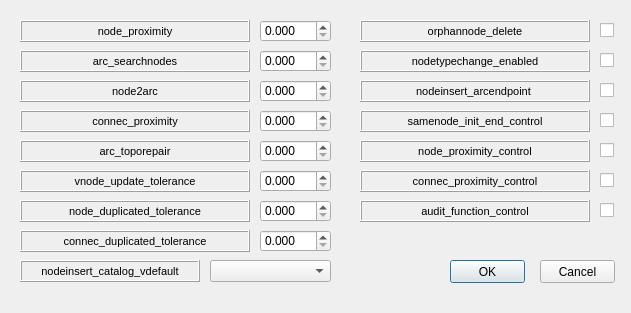
Qt form ui/config.ui (Giswater/giswater_qgis_plugin) before a commit.
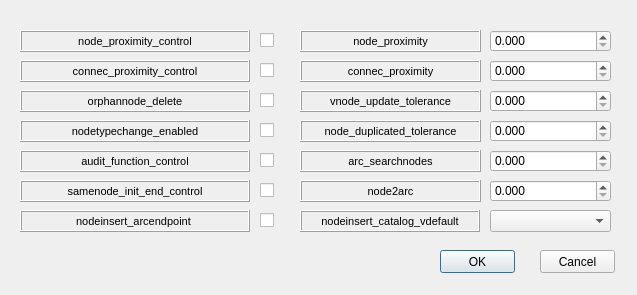
The same form after that commit.

Diff of the .ui file:
```diff
--- a/ui/config.ui
+++ b/ui/config.ui
@@ -6,8 +6,8 @@
    <rect>
     <x>0</x>
     <y>0</y>
-    <width>631</width>
-    <height>313</height>
+    <width>637</width>
+    <height>295</height>
    </rect>
   </property>
   <property name="windowTitle">
@@ -16,9 +16,9 @@
   <widget class="QDoubleSpinBox" name="node_proximity">
    <property name="geometry">
     <rect>
-     <x>260</x>
-     <y>20</y>
-     <width>71</width>
+     <x>490</x>
+     <y>30</y>
+     <width>121</width>
      <height>22</height>
     </rect>
    </property>
@@ -32,8 +32,8 @@
   <widget class="QPushButton" name="btn_accept">
    <property name="geometry">
     <rect>
-     <x>450</x>
-     <y>260</y>
+     <x>440</x>
+     <y>250</y>
      <width>75</width>
      <height>23</height>
     </rect>
@@ -46,7 +46,7 @@
    <property name="geometry">
     <rect>
      <x>540</x>
-     <y>260</y>
+     <y>250</y>
      <width>75</width>
      <height>23</height>
     </rect>
@@ -58,9 +58,9 @@
   <widget class="QLabel" name="label_node_proximity">
    <property name="geometry">
     <rect>
-     <x>20</x>
-     <y>20</y>
-     <width>230</width>
+     <x>300</x>
+     <y>30</y>
+     <width>181</width>
      <height>22</height>
     </rect>
    </property>
@@ -88,9 +88,9 @@
   <widget class="QLabel" name="label_arc_searchnodes">
    <property name="geometry">
     <rect>
-     <x>20</x>
-     <y>50</y>
-     <width>230</width>
+     <x>300</x>
+     <y>150</y>
+     <width>181</width>
      <height>22</height>
     </rect>
    </property>
@@ -118,9 +118,9 @@
   <widget class="QLabel" name="label_node2arc">
    <property name="geometry">
     <rect>
-     <x>20</x>
-     <y>80</y>
-     <width>230</width>
+     <x>300</x>
+     <y>180</y>
+     <width>181</width>
      <height>22</height>
     </rect>
    </property>
@@ -148,9 +148,9 @@
   <widget class="QLabel" name="label_connec_proximity">
    <property name="geometry">
     <rect>
-     <x>20</x>
-     <y>110</y>
-     <width>230</width>
+     <x>300</x>
+     <y>60</y>
+     <width>181</width>
      <height>22</height>
     </rect>
    </property>
@@ -175,41 +175,11 @@
     <number>3</number>
    </property>
   </widget>
-  <widget class="QLabel" name="label_arc_toporepair">
-   <property name="geometry">
-    <rect>
-     <x>20</x>
-     <y>140</y>
-     <width>230</width>
-     <height>22</height>
-    </rect>
-   </property>
-   <property name="font">
-    <font>
-     <pointsize>8</pointsize>
-    </font>
-   </property>
-   <property name="frameShape">
-    <enum>QFrame::Box</enum>
-   </property>
-   <property name="frameShadow">
-    <enum>QFrame::Raised</enum>
-   </property>
-   <property name="text">
-    <string>arc_toporepair</string>
-   </property>
-   <property name="alignment">
-    <set>Qt::AlignCenter</set>
-   </property>
-   <property name="margin">
-    <number>3</number>
-   </property>
-  </widget>
   <widget class="QLabel" name="label_nodeinsert_arcendpoint">
    <property name="geometry">
     <rect>
-     <x>360</x>
-     <y>80</y>
+     <x>20</x>
+     <y>210</y>
      <width>230</width>
      <height>22</height>
     </rect>
@@ -238,8 +208,8 @@
   <widget class="QLabel" name="label_nodeinsert_catalog_vdefault">
    <property name="geometry">
     <rect>
-     <x>20</x>
-     <y>260</y>
+     <x>300</x>
+     <y>210</y>
      <width>180</width>
      <height>22</height>
     </rect>
@@ -268,8 +238,8 @@
   <widget class="QLabel" name="label_orphannode_delete">
    <property name="geometry">
     <rect>
-     <x>360</x>
-     <y>20</y>
+     <x>20</x>
+     <y>90</y>
      <width>230</width>
      <height>22</height>
     </rect>
@@ -298,9 +268,9 @@
   <widget class="QLabel" name="label_vnode_update_tolerance">
    <property name="geometry">
     <rect>
-     <x>20</x>
-     <y>170</y>
-     <width>230</width>
+     <x>300</x>
+     <y>90</y>
+     <width>181</width>
      <height>22</height>
     </rect>
    </property>
@@ -328,8 +298,8 @@
   <widget class="QLabel" name="label_nodetype_change_enabled">
    <property name="geometry">
     <rect>
-     <x>360</x>
-     <y>50</y>
+     <x>20</x>
+     <y>120</y>
      <width>230</width>
      <height>22</height>
     </rect>
@@ -358,9 +328,9 @@
   <widget class="QDoubleSpinBox" name="arc_searchnodes">
    <property name="geometry">
     <rect>
-     <x>260</x>
-     <y>50</y>
-     <width>71</width>
+     <x>490</x>
+     <y>150</y>
+     <width>121</width>
      <height>22</height>
     </rect>
    </property>
@@ -374,25 +344,9 @@
   <widget class="QDoubleSpinBox" name="node2arc">
    <property name="geometry">
     <rect>
-     <x>260</x>
-     <y>80</y>
-     <width>71</width>
-     <height>22</height>
-    </rect>
-   </property>
-   <property name="decimals">
-    <number>3</number>
-   </property>
-   <property name="singleStep">
-    <double>0.010000000000000</double>
-   </property>
-  </widget>
-  <widget class="QDoubleSpinBox" name="arc_toporepair">
-   <property name="geometry">
-    <rect>
-     <x>260</x>
-     <y>140</y>
-     <width>71</width>
+     <x>490</x>
+     <y>180</y>
+     <width>121</width>
      <height>22</height>
     </rect>
    </property>
@@ -406,9 +360,9 @@
   <widget class="QDoubleSpinBox" name="connec_proximity">
    <property name="geometry">
     <rect>
-     <x>260</x>
-     <y>110</y>
-     <width>71</width>
+     <x>490</x>
+     <y>60</y>
+     <width>121</width>
      <height>22</height>
     </rect>
    </property>
@@ -422,9 +376,9 @@
   <widget class="QDoubleSpinBox" name="vnode_update_tolerance">
    <property name="geometry">
     <rect>
-     <x>260</x>
-     <y>170</y>
-     <width>71</width>
+     <x>490</x>
+     <y>90</y>
+     <width>121</width>
      <height>22</height>
     </rect>
    </property>
@@ -438,8 +392,8 @@
   <widget class="QComboBox" name="nodeinsert_catalog_vdefault">
    <property name="geometry">
     <rect>
-     <x>210</x>
-     <y>260</y>
+     <x>490</x>
+     <y>210</y>
      <width>121</width>
      <height>22</height>
     </rect>
@@ -448,8 +402,8 @@
   <widget class="QCheckBox" name="orphannode">
    <property name="geometry">
     <rect>
-     <x>600</x>
-     <y>20</y>
+     <x>260</x>
+     <y>90</y>
      <width>20</width>
      <height>21</height>
     </rect>
@@ -461,8 +415,8 @@
   <widget class="QCheckBox" name="arcendpoint">
    <property name="geometry">
     <rect>
-     <x>600</x>
-     <y>80</y>
+     <x>260</x>
+     <y>210</y>
      <width>20</width>
      <height>21</height>
     </rect>
@@ -474,8 +428,8 @@
   <widget class="QCheckBox" name="nodetypechanged">
    <property name="geometry">
     <rect>
-     <x>600</x>
-     <y>50</y>
+     <x>260</x>
+     <y>120</y>
      <width>20</width>
      <height>21</height>
     </rect>
@@ -487,8 +441,8 @@
   <widget class="QCheckBox" name="samenode_init_end_control">
    <property name="geometry">
     <rect>
-     <x>600</x>
-     <y>110</y>
+     <x>260</x>
+     <y>180</y>
      <width>20</width>
      <height>21</height>
     </rect>
@@ -500,8 +454,8 @@
   <widget class="QLabel" name="label_samenode_init_end_control">
    <property name="geometry">
     <rect>
-     <x>360</x>
-     <y>110</y>
+     <x>20</x>
+     <y>180</y>
      <width>230</width>
      <height>22</height>
     </rect>
@@ -530,8 +484,8 @@
   <widget class="QLabel" name="label_connec_proximity_control">
    <property name="geometry">
     <rect>
-     <x>360</x>
-     <y>170</y>
+     <x>20</x>
+     <y>60</y>
      <width>230</width>
      <height>22</height>
     </rect>
@@ -560,8 +514,8 @@
   <widget class="QCheckBox" name="node_proximity_control">
    <property name="geometry">
     <rect>
-     <x>600</x>
-     <y>140</y>
+     <x>260</x>
+     <y>30</y>
      <width>20</width>
      <height>21</height>
     </rect>
@@ -573,8 +527,8 @@
   <widget class="QCheckBox" name="connec_proximity_control">
    <property name="geometry">
     <rect>
-     <x>600</x>
-     <y>170</y>
+     <x>260</x>
+     <y>60</y>
      <width>20</width>
      <height>21</height>
     </rect>
@@ -586,8 +540,8 @@
   <widget class="QLabel" name="label_node_proximity_control">
    <property name="geometry">
     <rect>
-     <x>360</x>
-     <y>140</y>
+     <x>20</x>
+     <y>30</y>
      <width>230</width>
      <height>22</height>
     </rect>
@@ -616,9 +570,9 @@
   <widget class="QDoubleSpinBox" name="node_duplicated_tolerance">
    <property name="geometry">
     <rect>
-     <x>260</x>
-     <y>200</y>
-     <width>71</width>
+     <x>490</x>
+     <y>120</y>
+     <width>121</width>
      <height>22</height>
     </rect>
    </property>
@@ -632,9 +586,9 @@
   <widget class="QLabel" name="label_node_duplicated_tolerance">
    <property name="geometry">
     <rect>
-     <x>20</x>
-     <y>200</y>
-     <width>230</width>
+     <x>300</x>
+     <y>120</y>
+     <width>181</width>
      <height>22</height>
     </rect>
    </property>
@@ -662,8 +616,8 @@
   <widget class="QLabel" name="label_audit_function_control">
    <property name="geometry">
     <rect>
-     <x>360</x>
-     <y>200</y>
+     <x>20</x>
+     <y>150</y>
      <width>230</width>
      <height>22</height>
     </rect>
@@ -692,8 +646,8 @@
   <widget class="QCheckBox" name="audit_function_control">
    <property name="geometry">
     <rect>
-     <x>600</x>
-     <y>200</y>
+     <x>260</x>
+     <y>150</y>
      <width>20</width>
      <height>21</height>
     </rect>
@@ -702,52 +656,6 @@
     <string/>
    </property>
   </widget>
-  <widget class="QLabel" name="label_connec_duplicated_tolerance">
-   <property name="geometry">
-    <rect>
-     <x>20</x>
-     <y>230</y>
-     <width>230</width>
-     <height>22</height>
-    </rect>
-   </property>
-   <property name="font">
-    <font>
-     <pointsize>8</pointsize>
-    </font>
-   </property>
-   <property name="frameShape">
-    <enum>QFrame::Box</enum>
-   </property>
-   <property name="frameShadow">
-    <enum>QFrame::Raised</enum>
-   </property>
-   <property name="text">
-    <string>connec_duplicated_tolerance</string>
-   </property>
-   <property name="alignment">
-    <set>Qt::AlignCenter</set>
-   </property>
-   <property name="margin">
-    <number>3</number>
-   </property>
-  </widget>
-  <widget class="QDoubleSpinBox" name="connec_duplicated_tolerance">
-   <property name="geometry">
-    <rect>
-     <x>260</x>
-     <y>230</y>
-     <width>71</width>
-     <height>22</height>
-    </rect>
-   </property>
-   <property name="decimals">
-    <number>3</number>
-   </property>
-   <property name="singleStep">
-    <double>0.010000000000000</double>
-   </property>
-  </widget>
  </widget>
  <resources/>
  <connections/>
```
